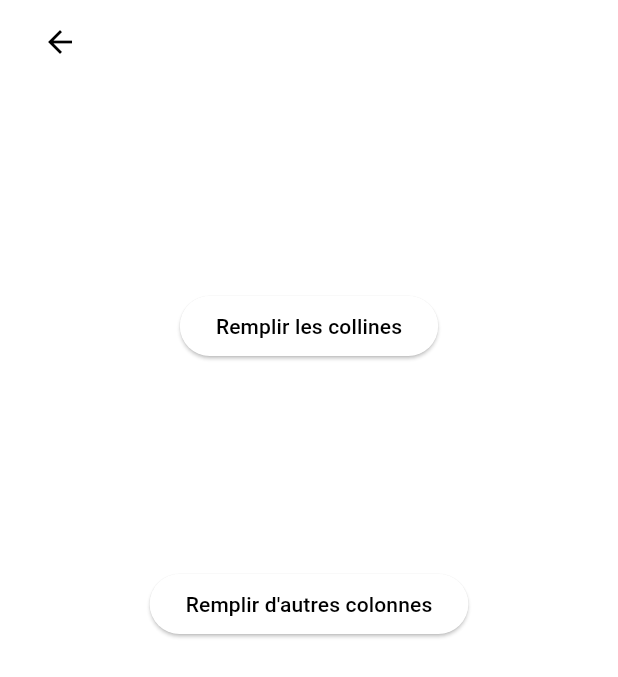
After one commit to jspmic/collecteur_ui, a Flutter app: the screen it shows after launch, after a tap on "Remplir", on a phone screen of 412 x 824 dp. The commit adds this screen. Shown: the top 677 px of the screen. Run offline on Flutter 3.47's test engine with Material 3 defaults, Android fonts, the phone set to English and light mode, and no system bars; our stand-ins replace flutter_dotenv; missing offline and left inert: excel, syncfusion_flutter_xlsio.

Commit message:
feat: added a new screen to populate the DB fields

```diff
--- a/lib/custom_widgets.dart
+++ b/lib/custom_widgets.dart
@@ -30,6 +30,7 @@ void initialize({String? district}) {
     return;
   }
   list(PROGRAM);
+  list(DISTRICT);
 }
 
 // Custom DatePicker widget
--- a/lib/main.dart
+++ b/lib/main.dart
@@ -2,6 +2,7 @@ import 'package:flutter_dotenv/flutter_dotenv.dart';
 import 'package:collecteur/custom_widgets.dart';
 import 'package:collecteur/excel_fields.dart';
 import 'package:collecteur/rest.dart';
+import 'package:collecteur/populateScreen.dart';
 import 'package:flutter/material.dart';
 import 'package:flutter/services.dart';
 import 'package:intl/intl.dart';
@@ -9,6 +10,7 @@ import 'package:syncfusion_flutter_xlsio/xlsio.dart' as xcel;
 
 void main() async{
   await dotenv.load(fileName: ".env");
+  initialize();
   runApp(const Collecteur());
 }
 
@@ -26,6 +28,10 @@ class Collecteur extends StatelessWidget {
           colorScheme: ColorScheme.fromSeed(seedColor: Colors.lightGreen),
           useMaterial3: true,
           primarySwatch: Colors.lightGreen),
+      initialRoute: '/',
+      routes: {
+        "/populate": (context) => const Populate()
+      },
       title: "Collecteur",
       home: const Interface(),
     );
@@ -43,9 +49,7 @@ class _InterfaceState extends State<Interface> {
   String district = "";
   String program = "";
   bool isLoading = false;
-  bool isLoading2 = false;
   Color stateColor = Colors.black;
-  Color stateColor2 = Colors.black;
   String stock = "";
   var user = TextEditingController();
   List? data;
@@ -163,24 +167,6 @@ class _InterfaceState extends State<Interface> {
       isLoading = false;
     });
   }
-  void populateFields() async{
-	  setState(() {
-		isLoading2 = true;
-	  });
-	  await dotenv.load(fileName: ".env");
-	  String code = dotenv.env["CODE"].toString();
-	  Worksheet workSheet = await Worksheet.fromAsset("assets/worksheet.xlsx");
-	  bool status = await populate(workSheet, code);
-	  if (status){
-		  stateColor2 = Colors.green;
-	  }
-	  else{
-		  stateColor2 = Colors.red;
-	  }
-	  setState(() {
-		isLoading2 = false;
-	  });
-  }
 
   @override
   Widget build(BuildContext context) {
@@ -219,17 +205,15 @@ class _InterfaceState extends State<Interface> {
                       onSelect: (value) {
                         program = value;
                       }),
-				  isLoading2 ? const CircularProgressIndicator() :
-				  ElevatedButton(
-					  onPressed: () {
-						  populateFields();
-					  },
-					  style: ElevatedButton.styleFrom(
-						  backgroundColor: Colors.white),
-					  child: Text("Remplir",
-						  style: TextStyle(color: stateColor2))),
-                ],
-              ),
+                  ElevatedButton(
+                      onPressed: () {
+                        Navigator.pushNamed(context, "/populate");
+                      },
+                      style: ElevatedButton.styleFrom(
+                        backgroundColor: Colors.white),
+                      child: const Text("Remplir",
+                        style: TextStyle(color: Colors.black))),
+              ]),
               SizedBox(height: MediaQuery.of(context).size.height / 15),
               program != ""
                   ? program == "Transfert" ? SingleChildScrollView(child: transfertTable()) : SingleChildScrollView(child: livraisonTable())
@@ -263,7 +247,7 @@ class _InterfaceState extends State<Interface> {
                       },
                       style:
                       ElevatedButton.styleFrom(backgroundColor: Colors.white),
-                      child: const Text("Clear",
+                      child: const Text("Nettoyer",
                           style: TextStyle(color: Colors.black))),
                 ],
               )
--- /dev/null
+++ b/lib/populateScreen.dart
@@ -0,0 +1,74 @@
+import 'package:flutter_dotenv/flutter_dotenv.dart';
+import 'package:collecteur/custom_widgets.dart';
+import 'package:collecteur/excel_fields.dart';
+import 'package:collecteur/rest.dart';
+import 'package:flutter/material.dart';
+
+class Populate extends StatefulWidget {
+  const Populate({super.key});
+
+  @override
+  State<Populate> createState() => _PopulateState();
+}
+
+class _PopulateState extends State<Populate> {
+  bool isLoading2 = false;
+  bool isLoading3 = false;
+  Color stateColor2 = Colors.black;
+  Color stateColor3 = Colors.black;
+  void populateFields(bool collineEnabled) async{
+    setState(() {
+      collineEnabled ? isLoading3 = true : isLoading2 = true;
+    });
+    String code = dotenv.env["CODE"].toString();
+    Worksheet workSheet = await Worksheet.fromAsset("assets/worksheet.xlsx");
+    bool status = collineEnabled ? await populateCollines(workSheet, code) : await populate(workSheet, code);
+    //bool status2 = await populateCollines(workSheet, code);
+    if (status){
+      collineEnabled ? stateColor3 = Colors.green : stateColor2 = Colors.green;
+    }
+    else{
+      collineEnabled ? stateColor3 = Colors.red : stateColor2 = Colors.red;
+    }
+    setState(() {
+      collineEnabled ? isLoading3 = false : isLoading2 = false;
+    });
+  }
+
+  @override
+  Widget build(BuildContext context) {
+    return MaterialApp(
+        theme: ThemeData(
+        colorScheme: background == Colors.white ? const ColorScheme.light(primary: Colors.lightGreen)
+        : const ColorScheme.dark(primary: Colors.lightGreen),
+    datePickerTheme: DatePickerThemeData(
+    backgroundColor: background,
+    dividerColor: Colors.lightGreen,
+    )
+    ),
+    title: "Collecteur",
+    home: Scaffold(
+    backgroundColor: background,
+    appBar: AppBar(
+      title: BackButton(onPressed: () => Navigator.pop(context)),
+    ),
+      body: SingleChildScrollView(
+        child: Center(
+          child: Column(
+            children: [
+              SizedBox(height: (MediaQuery.of(context).size.height)/6),
+              isLoading3 ? const CircularProgressIndicator() :
+              ElevatedButton(onPressed: () => populateFields(true),
+                  child: Text("Remplir les collines", style: TextStyle(color: stateColor3))),
+
+              SizedBox(height: (MediaQuery.of(context).size.height)/6),
+
+              isLoading2 ? const CircularProgressIndicator() :
+              ElevatedButton(onPressed: () => populateFields(false), child: Text("Remplir d'autres colonnes", style: TextStyle(color: stateColor2)))
+            ],
+          ),
+        ),
+      )
+    ));
+  }
+}
```
Also changed, not shown: lib/rest.dart (+27 -27 lines).
